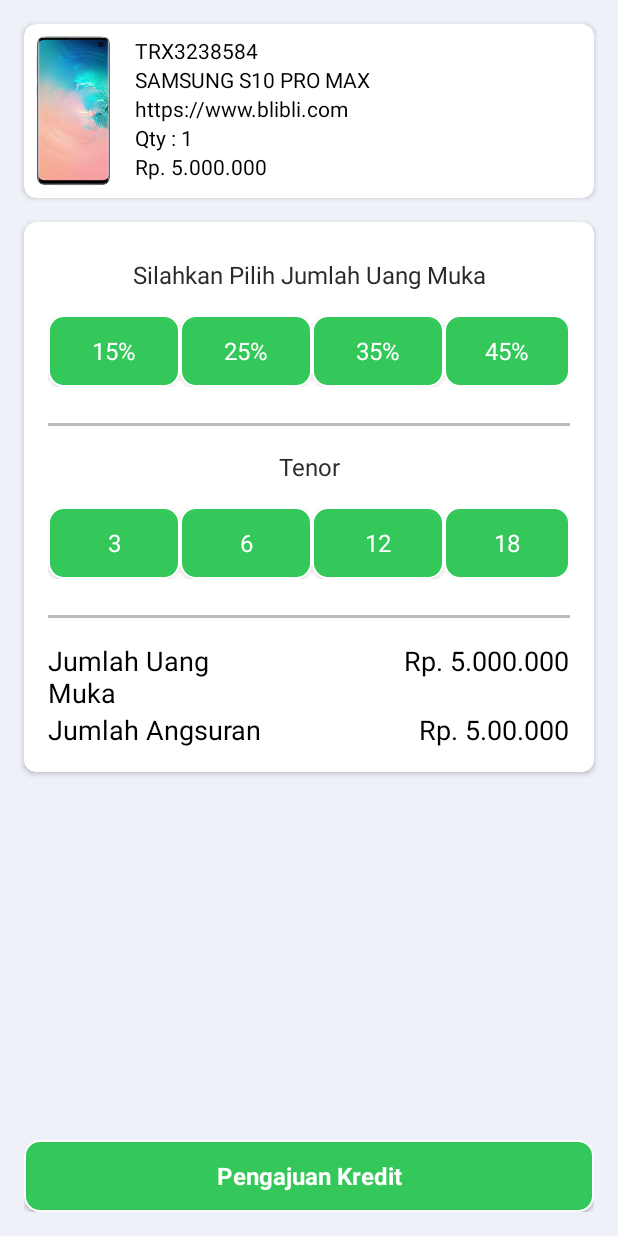
After one commit to firzagustama/miniproject, an Android app: the layout pengajuan_kredit.xml on its own in the app's theme, with its tools: preview values and no code run, on a phone screen of 412 x 824 dp. The commit adds this screen. Run offline under Robolectric (Android 15) with nearby library versions, the phone set to English and light mode, and no system bars.

Commit message:
Update Form Pengajuan Kredit

```diff
--- /dev/null
+++ b/app/src/main/res/drawable/corner_border_gade.xml
@@ -0,0 +1,27 @@
+<!--
+  ~ Copyright (C) 2017 MINDORKS NEXTGEN PRIVATE LIMITED
+  ~ Licensed under the Apache License, Version 2.0 (the "License");
+  ~ you may not use this file except in compliance with the License.
+  ~ You may obtain a copy of the License at
+  ~
+  ~     https://mindorks.com/license/apache-v2
+  ~
+  ~ Unless required by applicable law or agreed to in writing, software
+  ~ distributed under the License is distributed on an "AS IS" BASIS,
+  ~ WITHOUT WARRANTIES OR CONDITIONS OF ANY KIND, either express or implied.
+  ~ See the License for the specific language governing permissions and
+  ~ limitations under the License
+  -->
+
+<shape xmlns:android="http://schemas.android.com/apk/res/android"
+    android:shape="rectangle">
+    <corners
+        android:bottomLeftRadius="10dp"
+        android:bottomRightRadius="10dp"
+        android:topLeftRadius="10dp"
+        android:topRightRadius="10dp" />
+    <stroke
+        android:width="1dp"
+        android:color="@color/white" />
+    <solid android:color="@color/hijauGade" />
+</shape>
--- a/app/src/main/res/layout/content_riwayat.xml
+++ b/app/src/main/res/layout/content_riwayat.xml
@@ -40,7 +40,7 @@
         android:layout_height="40dp"
         android:layout_marginVertical="8dp"
         android:layout_marginRight="16dp"
-        android:background="@color/hijauGade"
+        android:background="@drawable/corner_border_gade"
         android:textColor="@android:color/white"/>
 
     <android.support.v7.widget.CardView
--- a/app/src/main/res/layout/pembayaran_transaksi_awal.xml
+++ b/app/src/main/res/layout/pembayaran_transaksi_awal.xml
@@ -46,11 +46,11 @@
 
                 <ImageView
                     android:id="@+id/img_product"
-                    android:layout_width="wrap_content"
-                    android:layout_height="250dp"
+                    android:layout_width="100dp"
+                    android:layout_height="200dp"
                     android:layout_gravity="center_horizontal"
                     android:layout_marginVertical="30dp"
-                    tools:background="@drawable/iphone_png" />
+                    tools:background="@drawable/s10sample" />
 
                 <TextView
                     android:id="@+id/nama_barang"
--- /dev/null
+++ b/app/src/main/res/layout/pengajuan_kredit.xml
@@ -0,0 +1,296 @@
+<?xml version="1.0" encoding="utf-8"?>
+<LinearLayout xmlns:android="http://schemas.android.com/apk/res/android"
+    xmlns:app="http://schemas.android.com/apk/res-auto"
+    xmlns:tools="http://schemas.android.com/tools"
+    android:orientation="vertical"
+    android:layout_width="match_parent"
+    android:layout_height="match_parent"
+    android:background="@color/abuGade">
+
+    <android.support.v7.widget.CardView
+        app:cardCornerRadius="8dp"
+        android:layout_width="match_parent"
+        android:layout_height="wrap_content"
+        android:layout_margin="16dp">
+
+        <RelativeLayout
+            android:layout_width="match_parent"
+            android:layout_height="wrap_content"
+            android:padding="8dp">
+
+         <ImageView
+             android:id="@+id/img_product"
+             android:background="@drawable/s10sample"
+             android:layout_width="50dp"
+             android:layout_height="100dp"
+             android:layout_marginRight="16dp"/>
+
+            <TextView
+                android:layout_width="wrap_content"
+                android:layout_height="wrap_content"
+                android:id="@+id/id_transaksi"
+                tools:text="TRX3238584"
+                android:textColor="@android:color/black"
+                android:textSize="14sp"
+                android:layout_toEndOf="@+id/img_product"
+                android:layout_toRightOf="@+id/img_product"
+                />
+
+            <TextView
+                android:id="@+id/nama_barang"
+                android:layout_width="wrap_content"
+                android:layout_height="wrap_content"
+                android:layout_below="@+id/id_transaksi"
+                tools:text="SAMSUNG S10 PRO MAX"
+                android:textColor="@android:color/black"
+                android:textSize="14sp"
+                android:layout_toEndOf="@+id/img_product"
+                android:layout_toRightOf="@+id/img_product"/>
+
+            <TextView
+                android:id="@+id/url_barang"
+                android:layout_width="wrap_content"
+                android:layout_height="wrap_content"
+                android:layout_below="@+id/nama_barang"
+                tools:text="https://www.blibli.com"
+                android:textColor="@android:color/black"
+                android:textSize="14sp"
+                android:layout_toEndOf="@+id/img_product"
+                android:layout_toRightOf="@+id/img_product"/>
+
+            <TextView
+                android:id="@+id/label_qty"
+                android:layout_width="wrap_content"
+                android:layout_height="wrap_content"
+                android:layout_below="@+id/url_barang"
+                android:text="Qty : "
+                android:textColor="@android:color/black"
+                android:textSize="14sp"
+                android:layout_toEndOf="@+id/img_product"
+                android:layout_toRightOf="@+id/img_product" />
+
+            <TextView
+                android:id="@+id/qty"
+                android:layout_width="wrap_content"
+                android:layout_height="wrap_content"
+                android:layout_toEndOf="@id/label_qty"
+                android:layout_toRightOf="@+id/img_product"
+                android:textColor="@android:color/black"
+                android:textSize="14sp"
+                tools:text="1"
+                android:layout_below="@id/url_barang"/>
+
+            <TextView
+                android:layout_width="wrap_content"
+                android:layout_height="wrap_content"
+                android:layout_below="@+id/label_qty"
+                android:id="@+id/harga_barang"
+                tools:text="Rp. 5.000.000"
+                android:textColor="@android:color/black"
+                android:textSize="14sp"
+                android:layout_toEndOf="@+id/img_product"
+                android:layout_toRightOf="@+id/img_product"/>
+        </RelativeLayout>
+    </android.support.v7.widget.CardView>
+
+    <android.support.v7.widget.CardView
+        app:cardCornerRadius="8dp"
+        android:layout_width="match_parent"
+        android:layout_height="wrap_content"
+        android:layout_marginHorizontal="16dp">
+
+    <RelativeLayout
+        android:layout_width="match_parent"
+        android:layout_height="wrap_content"
+        android:layout_marginTop="16dp">
+
+        <TextView
+            android:id="@+id/labelUangMuka"
+            android:layout_width="match_parent"
+            android:layout_marginHorizontal="8dp"
+            android:layout_marginTop="8dp"
+            android:layout_height="wrap_content"
+            android:text="Silahkan Pilih Jumlah Uang Muka"
+            android:textAlignment="center"/>
+
+        <LinearLayout
+            android:id="@+id/containerDp"
+            android:layout_width="match_parent"
+            android:layout_height="wrap_content"
+            android:orientation="horizontal"
+            android:layout_below="@id/labelUangMuka"
+            android:gravity="center_horizontal"
+            android:layout_margin="16dp"
+            >
+
+            <Button
+                android:id="@+id/btn15dp"
+                android:layout_width="wrap_content"
+                android:layout_height="wrap_content"
+                android:text="15%"
+                android:background="@drawable/corner_border_gade"
+                android:textColor="@android:color/white"
+                />
+
+            <Button
+                android:id="@+id/btn25dp"
+                android:layout_width="wrap_content"
+                android:layout_height="wrap_content"
+                android:text="25%"
+                android:background="@drawable/corner_border_gade"
+                android:textColor="@android:color/white"
+                />
+
+            <Button
+                android:id="@+id/btn35dp"
+                android:layout_width="wrap_content"
+                android:layout_height="wrap_content"
+                android:text="35%"
+                android:background="@drawable/corner_border_gade"
+                android:textColor="@android:color/white"
+                />
+
+            <Button
+                android:id="@+id/btn45dp"
+                android:layout_width="wrap_content"
+                android:layout_height="wrap_content"
+                android:text="45%"
+                android:background="@drawable/corner_border_gade"
+                android:textColor="@android:color/white"
+                />
+
+        </LinearLayout>
+
+        <View
+            android:id="@+id/line1"
+            android:layout_below="@id/containerDp"
+            android:layout_width="match_parent"
+            android:layout_height="2dp"
+            android:layout_marginHorizontal="16dp"
+            android:layout_marginBottom="16dp"
+            android:layout_marginTop="8dp"
+            android:background="#bbb"/>
+
+        <TextView
+            android:id="@+id/labelTenor"
+            android:layout_width="match_parent"
+            android:layout_height="wrap_content"
+            android:text="Tenor"
+            android:textAlignment="center"
+            android:layout_below="@id/line1"/>
+
+        <LinearLayout
+            android:id="@+id/containerTenor"
+            android:layout_width="match_parent"
+            android:layout_height="wrap_content"
+            android:orientation="horizontal"
+            android:layout_below="@id/labelTenor"
+            android:layout_margin="16dp"
+            android:gravity="center_horizontal"
+            >
+
+            <Button
+                android:id="@+id/btn3"
+                android:layout_width="wrap_content"
+                android:layout_height="wrap_content"
+                android:textColor="@android:color/white"
+                android:text="3"
+                android:background="@drawable/corner_border_gade"
+                />
+
+            <Button
+                android:id="@+id/btn6"
+                android:layout_width="wrap_content"
+                android:layout_height="wrap_content"
+                android:textColor="@android:color/white"
+                android:text="6"
+                android:background="@drawable/corner_border_gade"
+                />
+
+            <Button
+                android:id="@+id/btn12"
+                android:layout_width="wrap_content"
+                android:layout_height="wrap_content"
+                android:textColor="@android:color/white"
+                android:text="12"
+                android:background="@drawable/corner_border_gade"
+                />
+
+            <Button
+                android:id="@+id/btn18"
+                android:layout_width="wrap_content"
+                android:layout_height="wrap_content"
+                android:textColor="@android:color/white"
+                android:text="18"
+                android:background="@drawable/corner_border_gade"
+                />
+
+        </LinearLayout>
+
+        <View
+            android:id="@+id/line2"
+            android:layout_below="@id/containerTenor"
+            android:layout_width="match_parent"
+            android:layout_height="2dp"
+            android:layout_marginHorizontal="16dp"
+            android:layout_marginBottom="16dp"
+            android:layout_marginTop="8dp"
+            android:background="#bbb"/>
+
+        <TableLayout
+            android:id="@+id/container"
+            android:layout_width="match_parent"
+            android:layout_height="wrap_content"
+            android:layout_marginHorizontal="16dp"
+            android:layout_marginBottom="16dp"
+            android:layout_below="@id/line2"
+            android:stretchColumns="*"
+            >
+            <TableRow>
+                <TextView
+                    android:layout_width="68dp"
+                    android:text="Jumlah Uang Muka"
+                    android:textColor="@android:color/black"
+                    android:textSize="18sp" />
+                <TextView
+                    android:id="@+id/jumlah_dp"
+                    tools:text="Rp. 5.000.000"
+                    android:textColor="@android:color/black"
+                    android:textSize="18sp"
+                    android:textAlignment="textEnd"
+                    android:layout_gravity="end"/>
+            </TableRow>
+            <TableRow>
+                <TextView
+                    android:layout_width="68dp"
+                    android:text="Jumlah Angsuran"
+                    android:textColor="@android:color/black"
+                    android:textSize="18sp" />
+                <TextView
+                    android:id="@+id/jumlah_angsuran"
+                    tools:text="Rp. 5.00.000"
+                    android:textColor="@android:color/black"
+                    android:textSize="18sp"
+                    android:textAlignment="textEnd"
+                    android:layout_gravity="end"/>
+            </TableRow>
+        </TableLayout>
+    </RelativeLayout>
+    </android.support.v7.widget.CardView>
+    <RelativeLayout
+        android:layout_width="match_parent"
+        android:layout_height="wrap_content"
+        android:padding="16dp">
+
+        <Button
+            android:id="@+id/btnSelesai"
+            android:layout_width="match_parent"
+            android:layout_height="wrap_content"
+            android:layout_alignParentBottom="true"
+            android:background="@drawable/corner_border_gade"
+            android:text="Pengajuan Kredit"
+            android:textStyle="bold"
+            android:textAlignment="center"
+            android:textColor="@android:color/white" />
+    </RelativeLayout>
+</LinearLayout>
--- a/app/src/main/res/layout/success_payment.xml
+++ b/app/src/main/res/layout/success_payment.xml
@@ -159,7 +159,7 @@
             android:layout_width="match_parent"
             android:layout_height="wrap_content"
             android:layout_alignParentBottom="true"
-            android:background="@color/hijauGade"
+            android:background="@drawable/corner_border_gade"
             android:text="Selesai"
             android:textStyle="bold"
             android:textAlignment="center"
```
Also changed, not shown: app/src/main/res/drawable/iphone.png, app/src/main/res/drawable/s10.jpg (added), app/src/main/res/drawable/s10sample.png (added).
